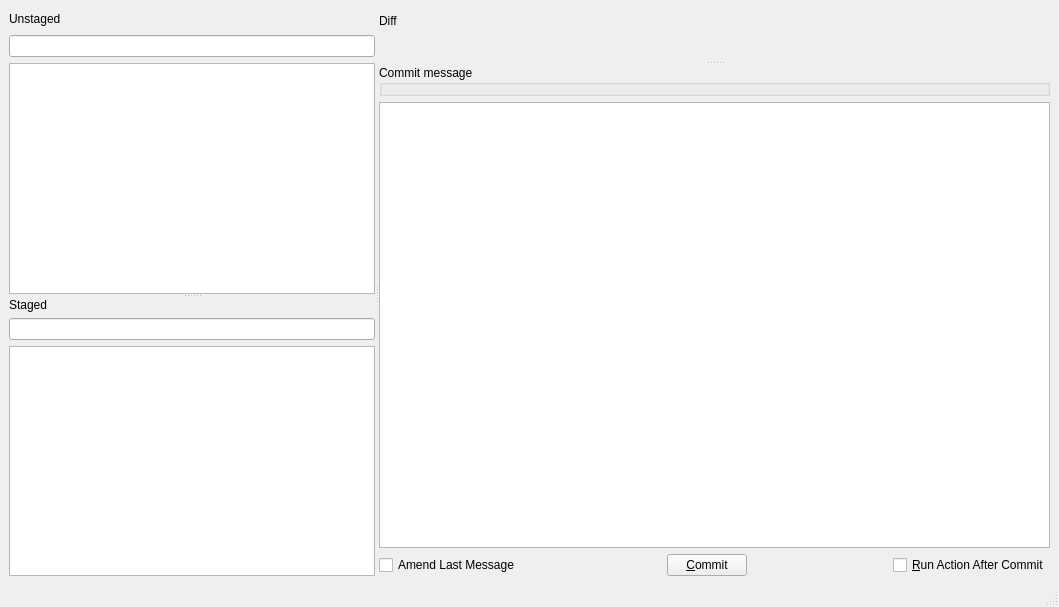
This is qgitc/commitwindow.ui in timxx/qgitc as Qt 5 draws it before an edit. The edited form follows.
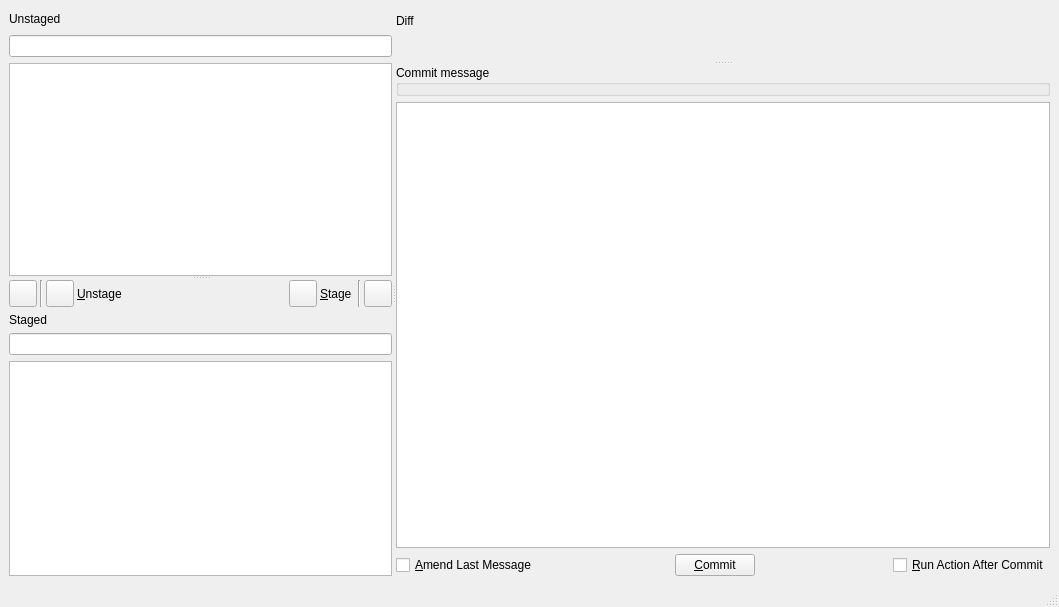
This is the edited form. Custom widgets are drawn as their Qt base class.

Commit message: Add tool buttons  for stage/unstage

Diff of the .ui file:
```diff
--- a/qgitc/commitwindow.ui
+++ b/qgitc/commitwindow.ui
@@ -63,6 +63,128 @@
        </widget>
        <widget class="QWidget" name="verticalLayoutWidget_2">
         <layout class="QVBoxLayout" name="verticalLayout_2">
+         <item>
+          <layout class="QHBoxLayout" name="horizontalLayout_5">
+           <property name="spacing">
+            <number>3</number>
+           </property>
+           <item>
+            <widget class="ColoredIconToolButton" name="tbUnstageAll">
+             <property name="text">
+              <string/>
+             </property>
+             <property name="iconSize">
+              <size>
+               <width>20</width>
+               <height>20</height>
+              </size>
+             </property>
+            </widget>
+           </item>
+           <item>
+            <widget class="Line" name="line">
+             <property name="orientation">
+              <enum>Qt::Orientation::Vertical</enum>
+             </property>
+            </widget>
+           </item>
+           <item>
+            <widget class="ColoredIconToolButton" name="tbUnstage">
+             <property name="text">
+              <string/>
+             </property>
+             <property name="iconSize">
+              <size>
+               <width>20</width>
+               <height>20</height>
+              </size>
+             </property>
+            </widget>
+           </item>
+           <item>
+            <widget class="QLabel" name="label_3">
+             <property name="text">
+              <string>&amp;Unstage</string>
+             </property>
+             <property name="buddy">
+              <cstring>tbUnstage</cstring>
+             </property>
+            </widget>
+           </item>
+           <item>
+            <spacer name="horizontalSpacer_5">
+             <property name="orientation">
+              <enum>Qt::Orientation::Horizontal</enum>
+             </property>
+             <property name="sizeHint" stdset="0">
+              <size>
+               <width>40</width>
+               <height>20</height>
+              </size>
+             </property>
+            </spacer>
+           </item>
+           <item>
+            <widget class="ColoredIconToolButton" name="tbStage">
+             <property name="text">
+              <string/>
+             </property>
+             <property name="iconSize">
+              <size>
+               <width>20</width>
+               <height>20</height>
+              </size>
+             </property>
+            </widget>
+           </item>
+           <item>
+            <widget class="QLabel" name="label_4">
+             <property name="text">
+              <string>&amp;Stage</string>
+             </property>
+             <property name="buddy">
+              <cstring>tbStage</cstring>
+             </property>
+            </widget>
+           </item>
+           <item>
+            <spacer name="horizontalSpacer_6">
+             <property name="orientation">
+              <enum>Qt::Orientation::Horizontal</enum>
+             </property>
+             <property name="sizeType">
+              <enum>QSizePolicy::Policy::Fixed</enum>
+             </property>
+             <property name="sizeHint" stdset="0">
+              <size>
+               <width>3</width>
+               <height>20</height>
+              </size>
+             </property>
+            </spacer>
+           </item>
+           <item>
+            <widget class="Line" name="line_2">
+             <property name="orientation">
+              <enum>Qt::Orientation::Vertical</enum>
+             </property>
+            </widget>
+           </item>
+           <item>
+            <widget class="ColoredIconToolButton" name="tbStageAll">
+             <property name="text">
+              <string/>
+             </property>
+             <property name="iconSize">
+              <size>
+               <width>20</width>
+               <height>20</height>
+              </size>
+             </property>
+            </widget>
+           </item>
+          </layout>
+         </item>
          <item>
           <widget class="QLabel" name="label">
            <property name="text">
@@ -144,7 +266,7 @@
            <item>
             <widget class="QCheckBox" name="cbAmend">
              <property name="text">
-              <string>Amend Last Message</string>
+              <string>&amp;Amend Last Message</string>
              </property>
             </widget>
            </item>
@@ -222,6 +344,11 @@
    <header>waitingspinnerwidget.h</header>
    <container>1</container>
   </customwidget>
+  <customwidget>
+   <class>ColoredIconToolButton</class>
+   <extends>QToolButton</extends>
+   <header>coloredicontoolbutton.h</header>
+  </customwidget>
  </customwidgets>
  <resources/>
  <connections/>
```
The commit also changes 7 other files.
